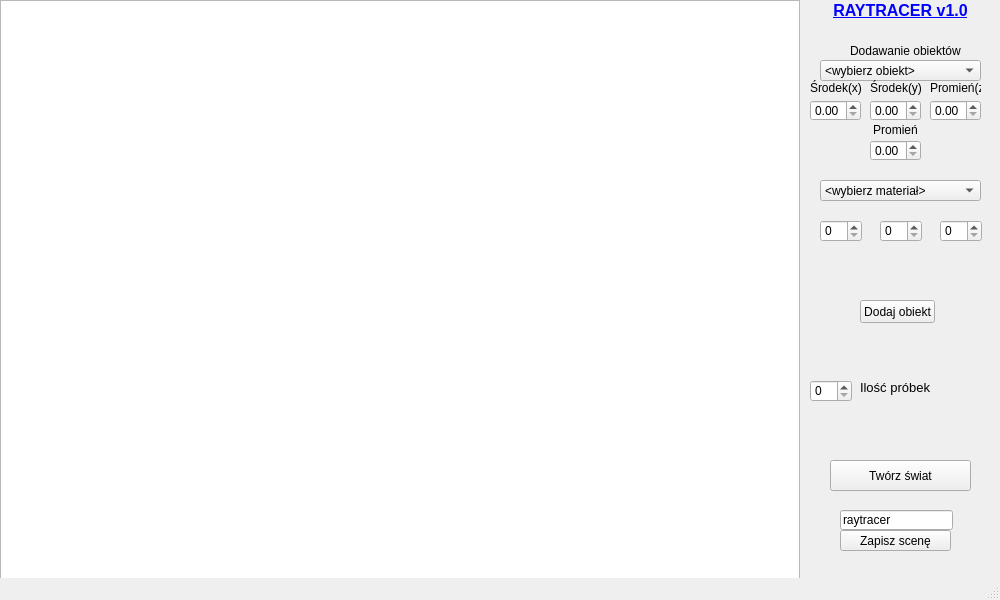
Qt form mainwindow.ui (quetz05/Raytraicing) before a commit.
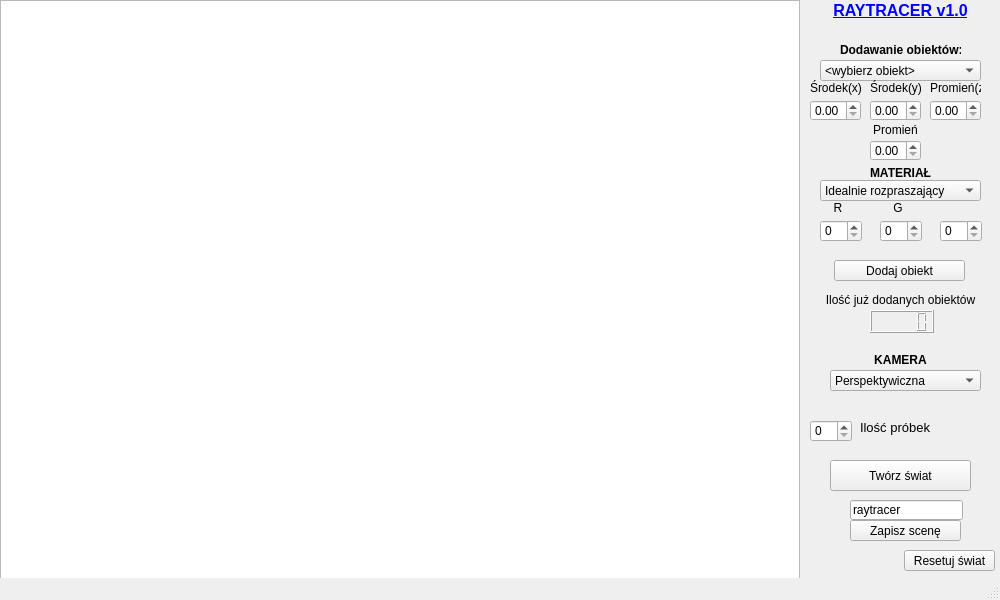
The same form after that commit.

Commit message: GUI końcówka - zostało dodawanie innych obiektów

```diff
--- a/mainwindow.ui
+++ b/mainwindow.ui
@@ -27,8 +27,8 @@
    <widget class="QLineEdit" name="save_text">
     <property name="geometry">
      <rect>
-      <x>840</x>
-      <y>510</y>
+      <x>850</x>
+      <y>500</y>
       <width>113</width>
       <height>20</height>
      </rect>
@@ -40,8 +40,8 @@
    <widget class="QPushButton" name="save_butt">
     <property name="geometry">
      <rect>
-      <x>840</x>
-      <y>530</y>
+      <x>850</x>
+      <y>520</y>
       <width>111</width>
       <height>21</height>
      </rect>
@@ -96,14 +96,14 @@
    <widget class="QLabel" name="label_2">
     <property name="geometry">
      <rect>
-      <x>850</x>
+      <x>840</x>
       <y>40</y>
-      <width>111</width>
+      <width>121</width>
       <height>21</height>
      </rect>
     </property>
     <property name="text">
-     <string>Dodawanie obiektów:</string>
+     <string>&lt;html&gt;&lt;head/&gt;&lt;body&gt;&lt;p&gt;&lt;span style=&quot; font-weight:600;&quot;&gt;Dodawanie obiektów:&lt;/span&gt;&lt;/p&gt;&lt;/body&gt;&lt;/html&gt;</string>
     </property>
    </widget>
    <widget class="QDoubleSpinBox" name="sp_x">
@@ -149,10 +149,10 @@
    <widget class="QPushButton" name="create_obj">
     <property name="geometry">
      <rect>
-      <x>860</x>
-      <y>300</y>
-      <width>75</width>
-      <height>23</height>
+      <x>834</x>
+      <y>260</y>
+      <width>131</width>
+      <height>21</height>
      </rect>
     </property>
     <property name="text">
@@ -163,7 +163,7 @@
     <property name="geometry">
      <rect>
       <x>810</x>
-      <y>380</y>
+      <y>420</y>
       <width>42</width>
       <height>22</height>
      </rect>
@@ -173,7 +173,7 @@
     <property name="geometry">
      <rect>
       <x>860</x>
-      <y>380</y>
+      <y>420</y>
       <width>81</width>
       <height>16</height>
      </rect>
@@ -256,11 +256,6 @@
       <height>21</height>
      </rect>
     </property>
-    <item>
-     <property name="text">
-      <string>&lt;wybierz materiał&gt;</string>
-     </property>
-    </item>
     <item>
      <property name="text">
       <string>Idealnie rozpraszający</string>
@@ -312,6 +307,125 @@
      </rect>
     </property>
    </widget>
+   <widget class="QLabel" name="label_4">
+    <property name="geometry">
+     <rect>
+      <x>830</x>
+      <y>200</y>
+      <width>16</width>
+      <height>16</height>
+     </rect>
+    </property>
+    <property name="text">
+     <string>&lt;html&gt;&lt;head/&gt;&lt;body&gt;&lt;p align=&quot;center&quot;&gt;R&lt;/p&gt;&lt;/body&gt;&lt;/html&gt;</string>
+    </property>
+   </widget>
+   <widget class="QLabel" name="label_5">
+    <property name="geometry">
+     <rect>
+      <x>890</x>
+      <y>200</y>
+      <width>16</width>
+      <height>16</height>
+     </rect>
+    </property>
+    <property name="text">
+     <string>&lt;html&gt;&lt;head/&gt;&lt;body&gt;&lt;p align=&quot;center&quot;&gt;G&lt;/p&gt;&lt;/body&gt;&lt;/html&gt;</string>
+    </property>
+   </widget>
+   <widget class="QLCDNumber" name="ob_counter">
+    <property name="geometry">
+     <rect>
+      <x>870</x>
+      <y>310</y>
+      <width>64</width>
+      <height>23</height>
+     </rect>
+    </property>
+    <property name="minimumSize">
+     <size>
+      <width>64</width>
+      <height>23</height>
+     </size>
+    </property>
+   </widget>
+   <widget class="QLabel" name="label_7">
+    <property name="geometry">
+     <rect>
+      <x>820</x>
+      <y>290</y>
+      <width>161</width>
+      <height>21</height>
+     </rect>
+    </property>
+    <property name="text">
+     <string>&lt;html&gt;&lt;head/&gt;&lt;body&gt;&lt;p align=&quot;center&quot;&gt;Ilość już dodanych obiektów&lt;/p&gt;&lt;/body&gt;&lt;/html&gt;</string>
+    </property>
+   </widget>
+   <widget class="QLabel" name="label_8">
+    <property name="geometry">
+     <rect>
+      <x>870</x>
+      <y>163</y>
+      <width>61</width>
+      <height>20</height>
+     </rect>
+    </property>
+    <property name="text">
+     <string>&lt;html&gt;&lt;head/&gt;&lt;body&gt;&lt;p&gt;&lt;span style=&quot; font-weight:600;&quot;&gt;MATERIAŁ&lt;/span&gt;&lt;/p&gt;&lt;/body&gt;&lt;/html&gt;</string>
+    </property>
+   </widget>
+   <widget class="QPushButton" name="delete_world">
+    <property name="geometry">
+     <rect>
+      <x>904</x>
+      <y>550</y>
+      <width>91</width>
+      <height>21</height>
+     </rect>
+    </property>
+    <property name="text">
+     <string>Resetuj świat</string>
+    </property>
+   </widget>
+   <widget class="QLabel" name="label_9">
+    <property name="geometry">
+     <rect>
+      <x>870</x>
+      <y>350</y>
+      <width>61</width>
+      <height>21</height>
+     </rect>
+    </property>
+    <property name="text">
+     <string>&lt;html&gt;&lt;head/&gt;&lt;body&gt;&lt;p align=&quot;center&quot;&gt;&lt;span style=&quot; font-weight:600;&quot;&gt;KAMERA&lt;/span&gt;&lt;/p&gt;&lt;/body&gt;&lt;/html&gt;</string>
+    </property>
+   </widget>
+   <widget class="QComboBox" name="camera">
+    <property name="geometry">
+     <rect>
+      <x>830</x>
+      <y>370</y>
+      <width>151</width>
+      <height>21</height>
+     </rect>
+    </property>
+    <item>
+     <property name="text">
+      <string>Perspektywiczna</string>
+     </property>
+    </item>
+    <item>
+     <property name="text">
+      <string>Ortogonalna</string>
+     </property>
+    </item>
+    <item>
+     <property name="text">
+      <string>Soczewkowa</string>
+     </property>
+    </item>
+   </widget>
    <zorder>graph1</zorder>
    <zorder>save_text</zorder>
    <zorder>save_butt</zorder>
```
Left out of the diff: 20 changed lines with no effect on the pictures. The commit also changes 4 other files.
